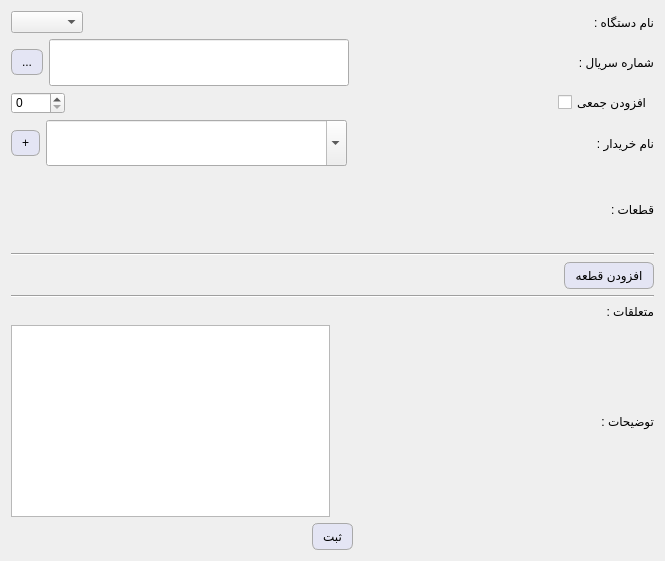
Qt form deviceform.ui (kia-far/QtDBS) before a commit.
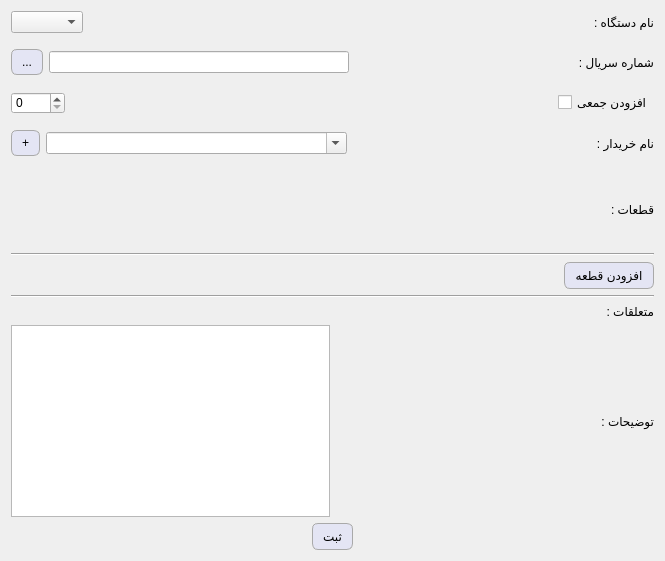
The same form after that commit.

```diff
--- a/deviceform.ui
+++ b/deviceform.ui
@@ -126,7 +126,7 @@
          <item>
           <widget class="QLineEdit" name="lineEdit">
            <property name="sizePolicy">
-            <sizepolicy hsizetype="Expanding" vsizetype="Expanding">
+            <sizepolicy hsizetype="Expanding" vsizetype="Fixed">
              <horstretch>0</horstretch>
              <verstretch>0</verstretch>
             </sizepolicy>
@@ -223,7 +223,7 @@
            <item>
             <widget class="QComboBox" name="CustomerCombo">
              <property name="sizePolicy">
-              <sizepolicy hsizetype="Expanding" vsizetype="Expanding">
+              <sizepolicy hsizetype="Expanding" vsizetype="Fixed">
                <horstretch>0</horstretch>
                <verstretch>0</verstretch>
               </sizepolicy>
```
